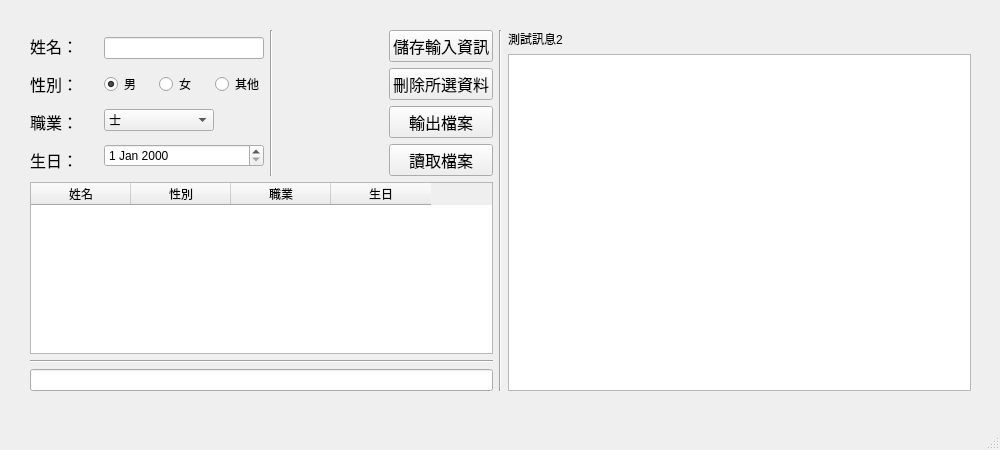
Above: gui-1.ui from ChienYaHung/20240518_ui_test before the change. Below: the same form after it.
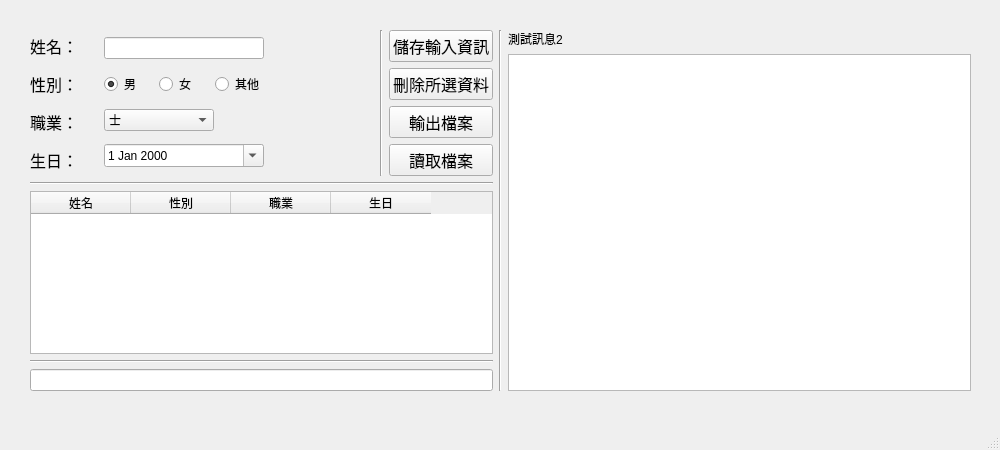
That is the form after the change.

Commit message: add_date_input

Diff of the .ui file:
```diff
--- a/gui-1.ui
+++ b/gui-1.ui
@@ -190,17 +190,14 @@
             </layout>
            </item>
            <item>
-            <widget class="QDateEdit" name="dateEdit"/>
+            <widget class="QDateEdit" name="birthday_input">
+             <property name="calendarPopup">
+              <bool>true</bool>
+             </property>
+            </widget>
            </item>
           </layout>
          </item>
-         <item>
-          <widget class="Line" name="line">
-           <property name="orientation">
-            <enum>Qt::Vertical</enum>
-           </property>
-          </widget>
-         </item>
          <item>
           <spacer name="horizontalSpacer_2">
            <property name="orientation">
@@ -217,6 +214,13 @@
            </property>
           </spacer>
          </item>
+         <item>
+          <widget class="Line" name="line">
+           <property name="orientation">
+            <enum>Qt::Vertical</enum>
+           </property>
+          </widget>
+         </item>
          <item>
           <layout class="QVBoxLayout" name="verticalLayout_3">
            <item>
@@ -271,6 +275,13 @@
          </item>
         </layout>
        </item>
+       <item>
+        <widget class="Line" name="line_4">
+         <property name="orientation">
+          <enum>Qt::Horizontal</enum>
+         </property>
+        </widget>
+       </item>
        <item>
         <widget class="QTableWidget" name="directory_table">
          <property name="rowCount">
```
The commit also changes 1 other file.
